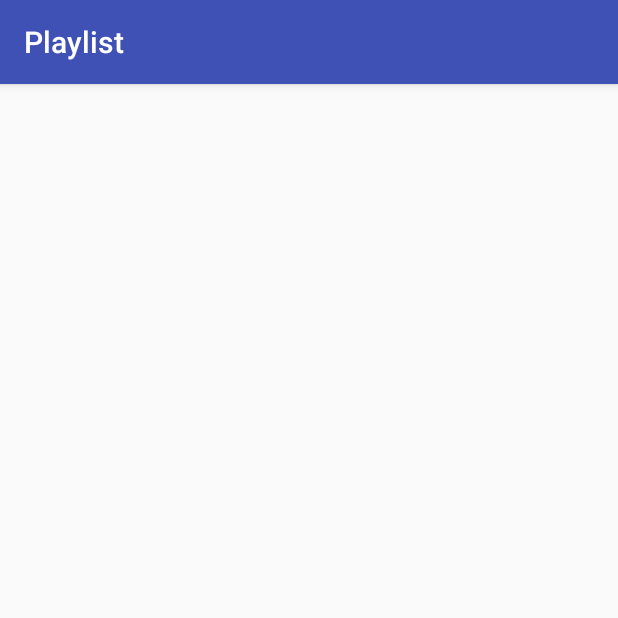
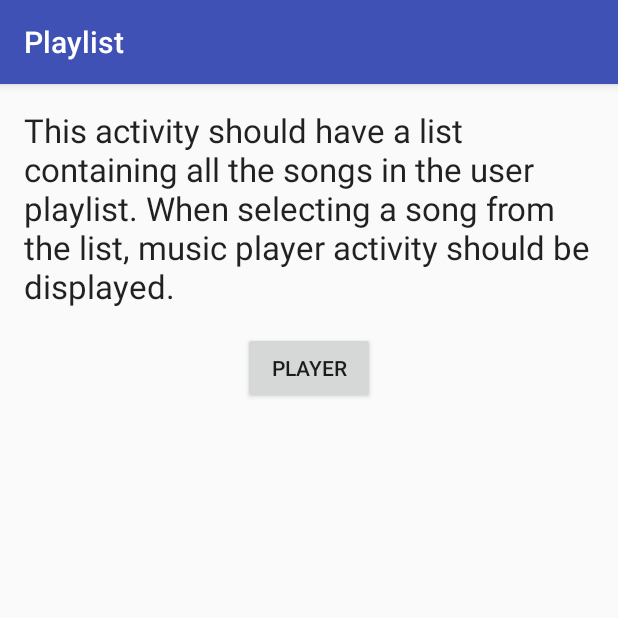
Before and after one commit to marcelobr/MusicApp, an Android app: the screen it shows after launch (PlaylistActivity), after a tap on "Playlist", on a phone screen of 412 x 824 dp, the top half of it. Run offline under Robolectric (Android 15) with nearby library versions, the phone set to English and light mode, and no system bars.

Commit message:
Adding Music Player Activity

```diff
--- a/app/src/main/java/com/example/android/musicapp/MainActivity.java
+++ b/app/src/main/java/com/example/android/musicapp/MainActivity.java
@@ -4,6 +4,7 @@ import android.content.Intent;
 import android.support.v7.app.AppCompatActivity;
 import android.os.Bundle;
 import android.view.View;
+import android.widget.Button;
 import android.widget.TextView;
 
 public class MainActivity extends AppCompatActivity {
@@ -14,16 +15,16 @@ public class MainActivity extends AppCompatActivity {
         setContentView(R.layout.activity_main);
 
         // Find the View that shows the playlist category
-        TextView playlist = (TextView) findViewById(R.id.playlist);
+        Button playlist = (Button) findViewById(R.id.playlist);
 
         // Find the View that shows the albums category
-        TextView albums = (TextView) findViewById(R.id.albums);
+        Button albums = (Button) findViewById(R.id.albums);
 
         // Find the View that shows the search category
-        TextView search = (TextView) findViewById(R.id.search);
+        Button search = (Button) findViewById(R.id.search);
 
         // Find the View that shows the store category
-        TextView store = (TextView) findViewById(R.id.store);
+        Button store = (Button) findViewById(R.id.store);
 
         // Set a click listener on that View
         playlist.setOnClickListener(new View.OnClickListener() {
--- a/app/src/main/java/com/example/android/musicapp/PlaylistActivity.java
+++ b/app/src/main/java/com/example/android/musicapp/PlaylistActivity.java
@@ -1,7 +1,10 @@
 package com.example.android.musicapp;
 
+import android.content.Intent;
 import android.support.v7.app.AppCompatActivity;
 import android.os.Bundle;
+import android.view.View;
+import android.widget.Button;
 
 public class PlaylistActivity extends AppCompatActivity {
 
@@ -9,5 +12,18 @@ public class PlaylistActivity extends AppCompatActivity {
     protected void onCreate(Bundle savedInstanceState) {
         super.onCreate(savedInstanceState);
         setContentView(R.layout.activity_playlist);
+
+        // Find the Button that start the music player activity
+        Button player = (Button) findViewById(R.id.go_to_player);
+
+        // Set a click listener on that View
+        player.setOnClickListener(new View.OnClickListener() {
+            // The code in this method will be executed when the playlist View is clicked on.
+            @Override
+            public void onClick(View view) {
+                Intent playerIntent = new Intent(PlaylistActivity.this, MusicPlayerActivity.class);
+                startActivity(playerIntent);
+            }
+        });
     }
 }
--- a/app/src/main/res/layout/activity_playlist.xml
+++ b/app/src/main/res/layout/activity_playlist.xml
@@ -1,9 +1,23 @@
 <?xml version="1.0" encoding="utf-8"?>
-<android.support.constraint.ConstraintLayout xmlns:android="http://schemas.android.com/apk/res/android"
-    xmlns:app="http://schemas.android.com/apk/res-auto"
+<LinearLayout xmlns:android="http://schemas.android.com/apk/res/android"
     xmlns:tools="http://schemas.android.com/tools"
     android:layout_width="match_parent"
     android:layout_height="match_parent"
+    android:orientation="vertical"
     tools:context="com.example.android.musicapp.PlaylistActivity">
 
-</android.support.constraint.ConstraintLayout>
+    <TextView
+        android:layout_width="match_parent"
+        android:layout_height="wrap_content"
+        android:padding="16dp"
+        android:textAppearance="@style/Base.TextAppearance.AppCompat.Large"
+        android:text="@string/playlist_activity_text" />
+
+    <Button
+        android:id="@+id/go_to_player"
+        android:layout_width="wrap_content"
+        android:layout_height="wrap_content"
+        android:layout_gravity="center"
+        android:text="@string/go_to_music_player"/>
+
+</LinearLayout>
--- a/app/src/main/res/values/strings.xml
+++ b/app/src/main/res/values/strings.xml
@@ -12,4 +12,13 @@
 
     <!-- Category name for store [CHAR LIMIT=20] -->
     <string name="category_store">Store</string>
+
+    <!-- Category name for music player [CHAR LIMIT=20] -->
+    <string name="category_player">Music Player</string>
+
+    <!-- Text for go to music player button [CHAR LIMIT=20] -->
+    <string name="go_to_music_player">Player</string>
+
+    <!-- Text for playlist activy [CHAR LIMIT=140] -->
+    <string name="playlist_activity_text">This activity should have a list containing all the songs in the user playlist. When selecting a song from the list, music player activity should be displayed.</string>
 </resources>
```
Also changed, not shown: app/src/main/AndroidManifest.xml (+15 -4 lines), app/src/main/java/com/example/android/musicapp/MusicPlayerActivity.java (added, +13 -0 lines), app/src/main/res/layout/activity_main.xml (+4 -4 lines), app/src/main/res/layout/activity_music_player.xml (added, +8 -0 lines).
